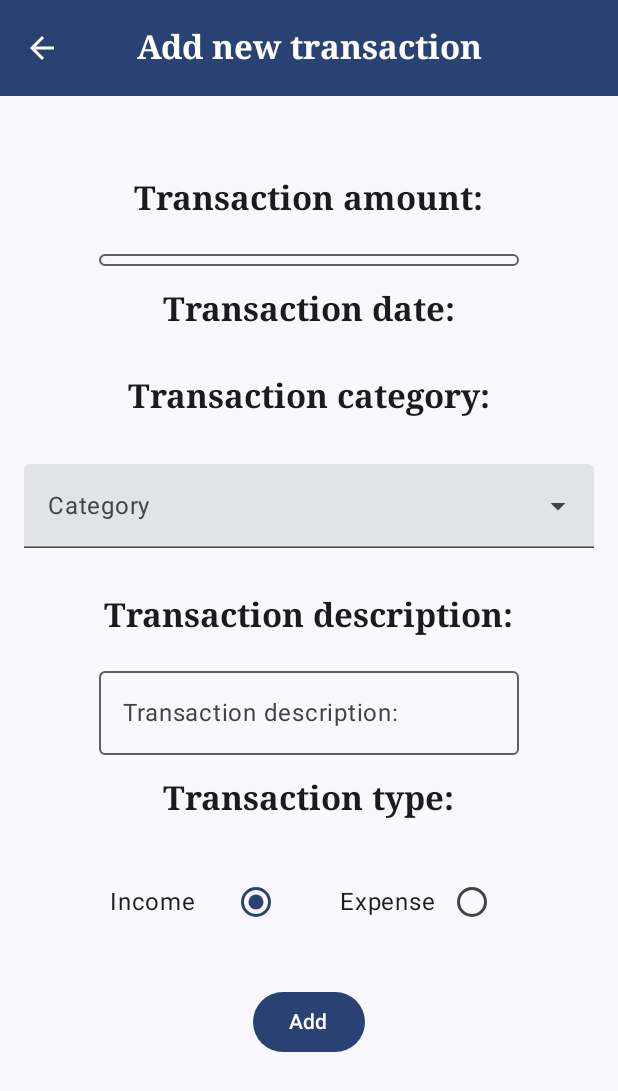
After one commit to Lovrek5353/CoinTrail, an Android app built with Jetpack Compose: the composable TransactionEditorScreen shown on its own in the app's theme, on a phone screen of 412 x 824 dp. The commit adds this screen. Shown: the top 1091 px of the screen. Run offline under Robolectric (Android 15) with nearby library versions, the phone set to English and light mode, and no system bars.

Commit message:
Added additional elements

```diff
--- a/app/build.gradle.kts
+++ b/app/build.gradle.kts
@@ -49,6 +49,7 @@ dependencies {
     implementation(libs.androidx.ui.graphics)
     implementation(libs.androidx.ui.tooling.preview)
     implementation(libs.androidx.material3)
+    implementation(libs.firebase.firestore.ktx)
     testImplementation(libs.junit)
     androidTestImplementation(libs.androidx.junit)
     androidTestImplementation(libs.androidx.espresso.core)
--- /dev/null
+++ b/app/src/main/java/com/example/cointrail/composables/CategoryDropDownList.kt
@@ -0,0 +1,79 @@
+package com.example.cointrail.composables
+
+import androidx.compose.foundation.layout.Box
+import androidx.compose.foundation.layout.fillMaxWidth
+import androidx.compose.foundation.layout.padding
+import androidx.compose.material.icons.Icons
+import androidx.compose.material.icons.filled.ArrowDropDown
+import androidx.compose.material.icons.filled.MoreVert
+import androidx.compose.material3.DropdownMenu
+import androidx.compose.material3.DropdownMenuItem
+import androidx.compose.material3.Icon
+import androidx.compose.material3.IconButton
+import androidx.compose.material3.Text
+import androidx.compose.material3.TextField
+import androidx.compose.runtime.Composable
+import androidx.compose.runtime.getValue
+import androidx.compose.runtime.mutableStateOf
+import androidx.compose.runtime.remember
+import androidx.compose.runtime.setValue
+import androidx.compose.ui.Modifier
+import androidx.compose.ui.res.stringResource
+import androidx.compose.ui.tooling.preview.Preview
+import androidx.compose.ui.unit.dp
+import com.example.cointrail.R
+import com.example.cointrail.data.Category
+import com.example.cointrail.data.dummyCategories
+import com.example.cointrail.ui.theme.CoinTrailTheme
+
+@Composable
+fun CategoryDropDownList(
+    items: List<Category>,
+    //onItemSelected: (Category) -> Unit
+) {
+    var expanded by remember { mutableStateOf(false) }
+    var selectedItem by remember { mutableStateOf<Category?>(null) } // Start with no selection
+
+    Box(modifier = Modifier.padding(16.dp)) {
+        TextField(
+            value = selectedItem?.name ?: "", // Show selected item name or empty if none
+            onValueChange = {},
+            readOnly = true,
+            placeholder = { Text(stringResource(R.string.category)) }, // Show "Category" when nothing is selected
+            trailingIcon = {
+                IconButton(onClick = { expanded = !expanded }) {
+                    Icon(
+                        imageVector = Icons.Default.ArrowDropDown,
+                        contentDescription = "Open category dropdown"
+                    )
+                }
+            },
+            modifier = Modifier.fillMaxWidth()
+        )
+
+        DropdownMenu(
+            expanded = expanded,
+            onDismissRequest = { expanded = false }
+        ) {
+            items.forEach { item ->
+                DropdownMenuItem(
+                    text = { Text(item.name) },
+                    onClick = {
+                        selectedItem = item // Update selected item
+                        //onItemSelected(item) // Notify parent of selection
+                        expanded = false // Close dropdown
+                    }
+                )
+            }
+        }
+    }
+}
+
+
+@Preview
+@Composable
+fun CategoryDropDownListPreview(){
+    CoinTrailTheme {
+        CategoryDropDownList(dummyCategories)
+    }
+}
--- /dev/null
+++ b/app/src/main/java/com/example/cointrail/data/enums/TransactionType.kt
@@ -0,0 +1,6 @@
+package com.example.cointrail.data.enums
+
+enum class TransactionType(val code: Int) {
+    DEPOSIT(1),
+    WITHDRAWAL(2)
+}
--- /dev/null
+++ b/app/src/main/java/com/example/cointrail/screens/CategoryEditorScreen.kt
@@ -0,0 +1,3 @@
+package com.example.cointrail.screens
+
+//Same as transaction editor, but for category fields
--- /dev/null
+++ b/app/src/main/java/com/example/cointrail/screens/TransactionEditorScreen.kt
@@ -0,0 +1,221 @@
+package com.example.cointrail.screens
+
+import android.annotation.SuppressLint
+import androidx.compose.foundation.layout.Arrangement
+import androidx.compose.foundation.layout.Box
+import androidx.compose.foundation.layout.Row
+import androidx.compose.foundation.layout.Spacer
+import androidx.compose.foundation.layout.fillMaxSize
+import androidx.compose.foundation.layout.fillMaxWidth
+import androidx.compose.foundation.layout.height
+import androidx.compose.foundation.layout.padding
+import androidx.compose.foundation.layout.width
+import androidx.compose.foundation.lazy.LazyColumn
+import androidx.compose.foundation.text.KeyboardOptions
+import androidx.compose.material.icons.Icons
+import androidx.compose.material.icons.automirrored.filled.ArrowBack
+import androidx.compose.material3.Button
+import androidx.compose.material3.CenterAlignedTopAppBar
+import androidx.compose.material3.ExperimentalMaterial3Api
+import androidx.compose.material3.Icon
+import androidx.compose.material3.IconButton
+import androidx.compose.material3.MaterialTheme
+import androidx.compose.material3.OutlinedTextField
+import androidx.compose.material3.RadioButton
+import androidx.compose.material3.Scaffold
+import androidx.compose.material3.Text
+import androidx.compose.material3.TopAppBarDefaults
+import androidx.compose.runtime.Composable
+import androidx.compose.ui.Alignment
+import androidx.compose.ui.Modifier
+import androidx.compose.ui.res.dimensionResource
+import androidx.compose.ui.res.stringResource
+import androidx.compose.ui.text.input.KeyboardCapitalization
+import androidx.compose.ui.text.input.KeyboardType
+import androidx.compose.ui.tooling.preview.Preview
+import com.example.cointrail.R
+import com.example.cointrail.composables.CategoryDropDownList
+import com.example.cointrail.composables.DatePickerModal
+import com.example.cointrail.data.dummyCategories
+import com.example.cointrail.ui.theme.CoinTrailTheme
+
+@SuppressLint("UnusedMaterial3ScaffoldPaddingParameter")
+@OptIn(ExperimentalMaterial3Api::class)
+@Composable
+fun TransactionEditorScreen(){   //nesto u stilu upisa kartice
+    Scaffold(
+        topBar = {
+            CenterAlignedTopAppBar(
+                title = {
+                    Text(
+                        text = stringResource(id = R.string.newTransaction),
+                        style = MaterialTheme.typography.titleLarge,
+                        color = MaterialTheme.colorScheme.onPrimary
+                    )
+                },
+                navigationIcon = {
+                    IconButton(
+                        onClick = { /* Handle navigation icon click */ }  //navigate to screen before
+                    ) {
+                        Icon(
+                            imageVector = Icons.AutoMirrored.Filled.ArrowBack,
+                            contentDescription = stringResource(id = R.string.emailIcon),
+                            tint = MaterialTheme.colorScheme.onPrimary
+                        )
+                    }
+                },
+                colors = TopAppBarDefaults.centerAlignedTopAppBarColors(
+                    containerColor = MaterialTheme.colorScheme.primary
+                )
+            )
+
+        }
+    ) {
+        LazyColumn(
+            modifier = Modifier
+                .fillMaxSize(),
+            verticalArrangement = Arrangement.Center, // Centers items vertically
+            horizontalAlignment = Alignment.CenterHorizontally // Centers
+        )  {
+            item{
+                Text(
+                    text = stringResource(id = R.string.transactionAmount),
+                    style = MaterialTheme.typography.titleLarge,
+                    color = MaterialTheme.colorScheme.onBackground)
+            }
+            item{
+                Spacer(modifier = Modifier.height(dimensionResource(id = R.dimen.padding16)))
+            }
+            item{
+                OutlinedTextField(
+                    value = "",
+                    onValueChange = { /* Handle value change */ },
+                    label = { Text(text = stringResource(id = R.string.transactionAmount)) },
+                    placeholder = { Text(text = stringResource(id = R.string.transactionAmount)) },
+                    keyboardOptions = KeyboardOptions.Default.copy(
+                        capitalization = KeyboardCapitalization.None,
+                        keyboardType = KeyboardType.Number
+                    ),
+                    modifier = Modifier
+                        .height(dimensionResource(id = R.dimen.padding16))
+                )
+            }
+            item{
+                Spacer(modifier = Modifier.height(dimensionResource(id = R.dimen.padding16)))
+            }
+            item{
+                Text(
+                    text = stringResource(id = R.string.transactionDate),
+                    style = MaterialTheme.typography.titleLarge,
+                    color = MaterialTheme.colorScheme.onBackground)
+            }
+            item{
+                Spacer(modifier = Modifier.height(dimensionResource(id = R.dimen.padding16)))
+            }
+            item{
+                //Doraditi
+                //DatePickerModal()
+
+            }
+            item {
+                Spacer(modifier = Modifier.height(dimensionResource(id = R.dimen.padding16)))
+            }
+            item {
+                Text(
+                    text = stringResource(id = R.string.transactionCategory),
+                    style = MaterialTheme.typography.titleLarge,
+                    color = MaterialTheme.colorScheme.onBackground
+                )
+            }
+            item {
+                Spacer(modifier = Modifier.height(dimensionResource(id = R.dimen.padding16)))
+            }
+            item{
+                CategoryDropDownList(dummyCategories) //pass the real category list
+            }
+            item {
+                Spacer(modifier = Modifier.height(dimensionResource(id = R.dimen.padding16)))
+            }
+            item {
+                Text(
+                    text = stringResource(id = R.string.transactionDescription),
+                    style = MaterialTheme.typography.titleLarge,
+                    color = MaterialTheme.colorScheme.onBackground
+                )
+            }
+            item {
+                Spacer(modifier = Modifier.height(dimensionResource(id = R.dimen.padding16)))
+            }
+            item{
+                OutlinedTextField(
+                    value = "",
+                    onValueChange = { /* Handle value change */ },
+                    label = { Text(text = stringResource(id = R.string.transactionDescription)) },
+                )
+            }
+            item{
+                Spacer(modifier = Modifier.height(dimensionResource(id = R.dimen.padding16)))
+            }
+            item{
+                Text(
+                    text = stringResource(id = R.string.transactionType),
+                    style = MaterialTheme.typography.titleLarge,
+                    color = MaterialTheme.colorScheme.onBackground)
+            }
+            item {
+                Spacer(modifier = Modifier.height(dimensionResource(id = R.dimen.padding16)))
+            }
+            item{
+                Box(
+                    modifier = Modifier
+                        .fillMaxWidth()
+                        .padding(dimensionResource(id = R.dimen.padding16)),
+                    contentAlignment = Alignment.Center
+                ) {
+                    Row(
+                        verticalAlignment = Alignment.CenterVertically
+                    ) {
+                        Text(
+                            text = stringResource(id = R.string.income),
+                            modifier = Modifier.padding(end = dimensionResource(id = R.dimen.padding16))
+                        )
+                        RadioButton(
+                            selected = true,
+                            onClick = { /* Handle selection */ }
+                        )
+                        Spacer(modifier = Modifier.width(dimensionResource(id = R.dimen.padding16))) // Horizontal spacing
+                        Text(
+                            text = stringResource(id = R.string.expense),
+                            modifier = Modifier.padding(start = dimensionResource(id = R.dimen.padding16))
+                        )
+                        RadioButton(
+                            selected = false,
+                            onClick = { /* Handle selection */ }
+                        )
+                    }
+                }
+
+
+                //Dropdown for transaction type or radio buttons
+            }
+            item{
+                Spacer(modifier = Modifier.height(dimensionResource(id = R.dimen.padding16)))
+            }
+            item {
+                Button(onClick = { /* Handle save click */ })
+                {
+                    Text(text = stringResource(id = R.string.add))
+                }
+            }
+        }
+    }
+
+}
+
+@Preview
+@Composable
+fun TransactionEditorScreenPreview(){
+    CoinTrailTheme {
+        TransactionEditorScreen()
+    }
+}
--- a/app/src/main/res/values/strings.xml
+++ b/app/src/main/res/values/strings.xml
@@ -24,4 +24,15 @@
     <string name="confirmPassword">Confirm your password</string>
     <string name="enterName">Enter your name</string>
     <string name="name">Name</string>
+    <string name="transactionAmount">Transaction amount: </string>
+    <string name="transactionDate">Transaction date: </string>
+    <string name="transactionDescription">Transaction description: </string>
+    <string name="transactionCategory">Transaction category: </string>
+    <string name="transactionType">Transaction type: </string>
+    <string name="add">Add</string>
+    <string name="category">Category</string>
+    <string name="deposit">Deposit</string>
+    <string name="income">Income</string>
+    <string name="expense">Expense</string>
+    <string name="newTransaction">Add new transaction</string>
 </resources>
--- a/gradle/libs.versions.toml
+++ b/gradle/libs.versions.toml
@@ -8,6 +8,7 @@ espressoCore = "3.6.1"
 lifecycleRuntimeKtx = "2.8.7"
 activityCompose = "1.10.1"
 composeBom = "2024.04.01"
+firebaseFirestoreKtx = "25.1.3"
 
 [libraries]
 androidx-core-ktx = { group = "androidx.core", name = "core-ktx", version.ref = "coreKtx" }
@@ -24,6 +25,7 @@ androidx-ui-tooling-preview = { group = "androidx.compose.ui", name = "ui-toolin
 androidx-ui-test-manifest = { group = "androidx.compose.ui", name = "ui-test-manifest" }
 androidx-ui-test-junit4 = { group = "androidx.compose.ui", name = "ui-test-junit4" }
 androidx-material3 = { group = "androidx.compose.material3", name = "material3" }
+firebase-firestore-ktx = { group = "com.google.firebase", name = "firebase-firestore-ktx", version.ref = "firebaseFirestoreKtx" }
 
 [plugins]
 android-application = { id = "com.android.application", version.ref = "agp" }
```
Also changed, not shown: app/src/main/java/com/example/cointrail/composables/CategoryCard.kt (added, +76 -0 lines), app/src/main/java/com/example/cointrail/composables/DatePicker.kt (added, +37 -0 lines), app/src/main/java/com/example/cointrail/data/Category.kt (added, +10 -0 lines), app/src/main/java/com/example/cointrail/data/DummyData.kt (added, +11 -0 lines), app/src/main/java/com/example/cointrail/data/SavingPocket.kt (added, +12 -0 lines), app/src/main/java/com/example/cointrail/data/Transaction.kt (added, +12 -0 lines), app/src/main/java/com/example/cointrail/data/User.kt (added, +10 -0 lines), app/src/main/java/com/example/cointrail/screens/CategoriesScreen.kt (+77 -2 lines).
